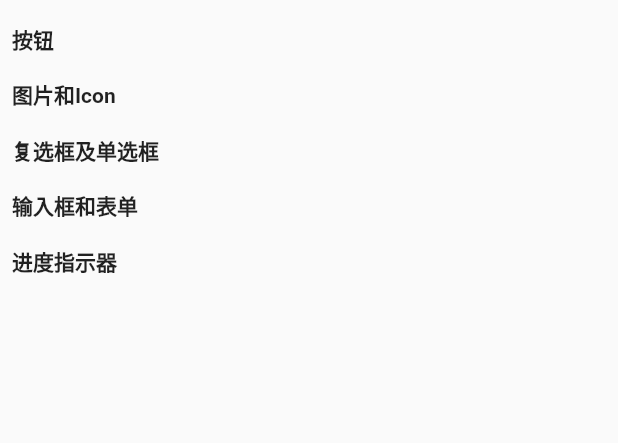
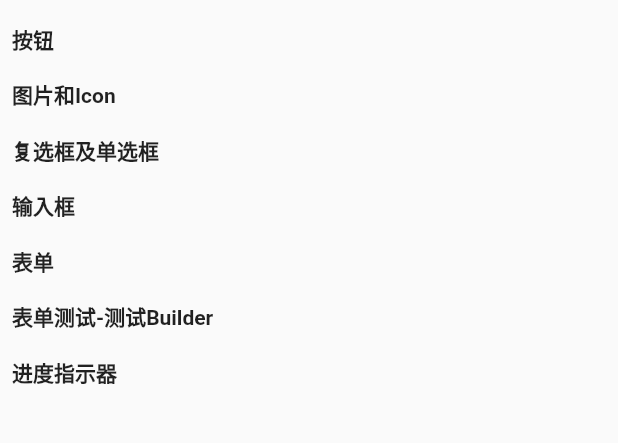
Before and after one commit to Petterpx/FlutterQuickExample, a Flutter app: the BasisWidgetList screen opened directly, on a phone screen of 412 x 824 dp, the part 128-571 px from its top. Run offline on Flutter 3.47's test engine with Material 2 defaults, Android fonts, the phone set to English and light mode, and no system bars; our stand-ins replace fluttertoast; missing offline and left inert: dart:html, simple_logger.

Commit message:
feat:加入Progress

```diff
--- a/lib/example/basis_widget_list.dart
+++ b/lib/example/basis_widget_list.dart
@@ -1,6 +1,9 @@
 import 'package:cloud_flutter_app/example/basis_widgets/button_widget.dart';
+import 'package:cloud_flutter_app/example/basis_widgets/from_widget.dart';
 import 'package:cloud_flutter_app/example/basis_widgets/image_to_icon_widget.dart';
-import 'package:cloud_flutter_app/example/basis_widgets/textfield_to_from_widget.dart';
+import 'package:cloud_flutter_app/example/basis_widgets/progress_widget.dart';
+import 'package:cloud_flutter_app/example/basis_widgets/textfield_widget.dart';
+import 'package:cloud_flutter_app/test/test_form_widget.dart';
 import 'package:cloud_flutter_app/utils/util_view.dart';
 import 'package:flutter/cupertino.dart';
 import 'package:flutter/material.dart';
@@ -28,9 +31,10 @@ class _BasisWidgetListState extends State<BasisWidgetList> {
             showSampleStateFulWidget(context, "按钮", ButtonWidget()),
             showSampleStateFulWidget(context, "图片和Icon", ImageIconWidget()),
             showSampleStateFulWidget(context, "复选框及单选框", CheBoxWidget()),
-            showSampleStateFulWidget(
-                context, "输入框和表单", TextFieldToFromWidget()),
-            showSampleStateFulWidget(context, "进度指示器", widget),
+            showSampleStateFulWidget(context, "输入框", TextFieldToFromWidget()),
+            showSampleStateFulWidget(context, "表单", FromWidget()),
+            showSampleStateFulWidget(context, "表单测试-测试Builder", TestFromWidget()),
+            showSampleStateFulWidget(context, "进度指示器", ProgressWidget()),
           ],
         ),
       );
```
Also changed, not shown: lib/example/basis_widgets/progress_widget.dart (added, +80 -0 lines).
